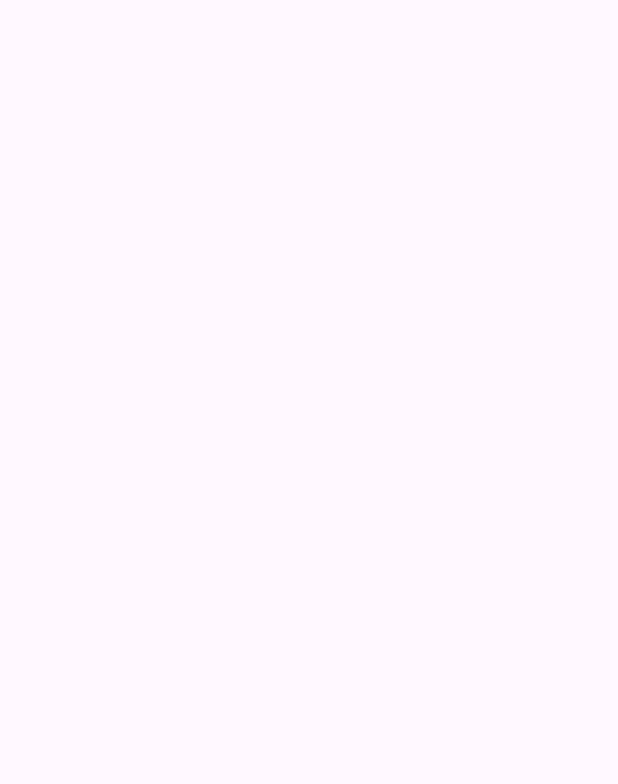
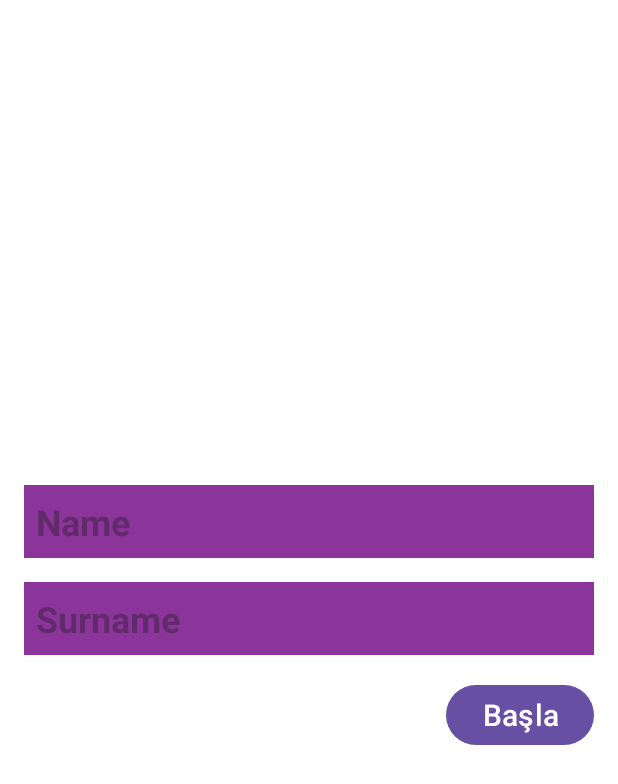
Before and after one commit to rusenolcay/Challenge1, an Android app: the screen it shows after launch (MainActivity), on a phone screen of 412 x 824 dp. Before the commit the part shown is empty. Shown: the top 784 px of the screen. Run offline under Robolectric (Android 15) with nearby library versions, the phone set to English and light mode, and no system bars.

Commit message:
Navigation graph'ımız activity'e bağlandı.

```diff
--- a/app/src/main/res/layout/activity_main.xml
+++ b/app/src/main/res/layout/activity_main.xml
@@ -1,6 +1,19 @@
 <?xml version="1.0" encoding="utf-8"?>
 <androidx.constraintlayout.widget.ConstraintLayout   xmlns:android="http://schemas.android.com/apk/res/android"
+    xmlns:app="http://schemas.android.com/apk/res-auto"
+    xmlns:tools="http://schemas.android.com/tools"
     android:layout_width="match_parent"
     android:layout_height="match_parent">
 
+    <androidx.fragment.app.FragmentContainerView
+        android:id="@+id/fragmentContainerView"
+        android:name="androidx.navigation.fragment.NavHostFragment"
+        android:layout_width="0dp"
+        android:layout_height="0dp"
+        app:defaultNavHost="true"
+        app:layout_constraintBottom_toBottomOf="parent"
+        app:layout_constraintEnd_toEndOf="parent"
+        app:layout_constraintStart_toStartOf="parent"
+        app:layout_constraintTop_toTopOf="parent"
+        app:navGraph="@navigation/navigation_graph" />
 </androidx.constraintlayout.widget.ConstraintLayout>
```
